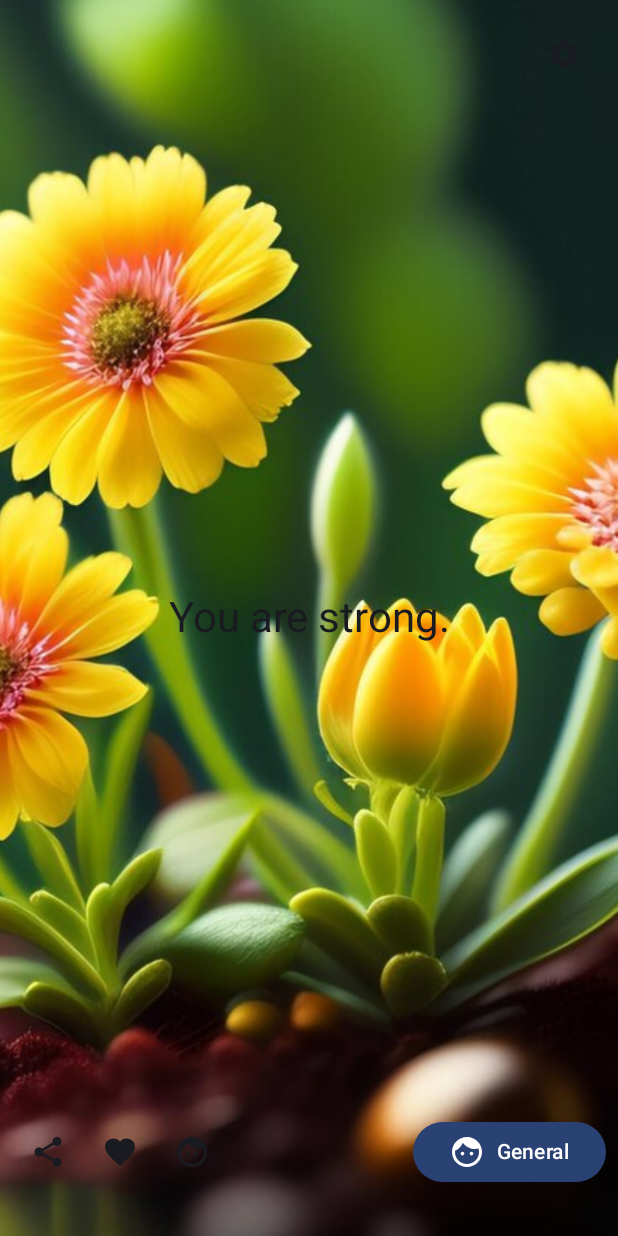
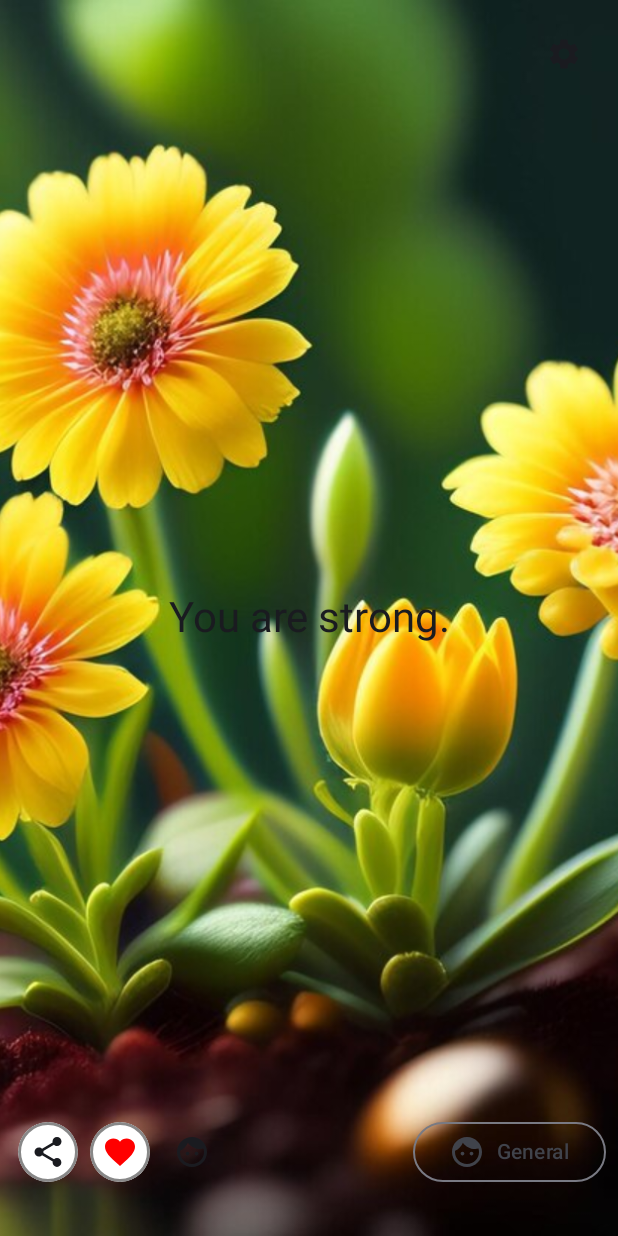
Before and after one commit to ajay020/affirmation-app, an Android app built with Jetpack Compose: the MainScreen screen opened through its navigation route, after a tap on "Share", on a phone screen of 412 x 824 dp. Run offline under Robolectric (Android 15) with nearby library versions, the phone set to English and light mode, and no system bars; our stand-ins replace Room's generated code; 1 statement that could not run was skipped.

Commit message:
feat: implement share affirmation functionality

```diff
--- a/app/src/main/AndroidManifest.xml
+++ b/app/src/main/AndroidManifest.xml
@@ -3,6 +3,10 @@
     xmlns:tools="http://schemas.android.com/tools">
 
     <uses-permission android:name="android.permission.POST_NOTIFICATIONS" />
+    <uses-permission android:name="android.permission.WRITE_EXTERNAL_STORAGE"
+        android:maxSdkVersion="32" />
+    <uses-permission android:name="android.permission.READ_EXTERNAL_STORAGE"
+        android:maxSdkVersion="32" />
 
     <application
         android:name=".AffirmationApplication"
@@ -15,6 +19,15 @@
         android:supportsRtl="true"
         android:theme="@style/Theme.AffirmWell"
         tools:targetApi="31">
+        <provider
+            android:name="androidx.core.content.FileProvider"
+            android:authorities="${applicationId}.provider"
+            android:exported="false"
+            android:grantUriPermissions="true">
+            <meta-data
+                android:name="android.support.FILE_PROVIDER_PATHS"
+                android:resource="@xml/file_paths" />
+        </provider>
         <!-- disable default provider -->
         <provider
             android:name="androidx.startup.InitializationProvider"
@@ -42,7 +55,7 @@
         <activity
             android:name=".MainActivity"
             android:exported="true"
-            android:theme="@style/Theme.AffirmWell.NoActionBar" />
+            android:theme="@style/Theme.AffirmWell" />
     </application>
 
 </manifest>
--- a/app/src/main/java/com/example/affirmwell/MainActivity.kt
+++ b/app/src/main/java/com/example/affirmwell/MainActivity.kt
@@ -1,9 +1,14 @@
 package com.example.affirmwell
 
+import android.app.Activity
 import android.os.Bundle
 import androidx.activity.ComponentActivity
 import androidx.activity.compose.setContent
 import androidx.activity.enableEdgeToEdge
+import androidx.compose.ui.platform.LocalContext
+import androidx.core.view.WindowCompat
+import androidx.core.view.WindowCompat.*
+import androidx.core.view.WindowInsetsControllerCompat
 import com.example.affirmwell.ui.navigation.AffirmationApp
 import com.example.affirmwell.ui.theme.AffirmWellTheme
 
--- a/app/src/main/java/com/example/affirmwell/ui/screens/main/MainScreen.kt
+++ b/app/src/main/java/com/example/affirmwell/ui/screens/main/MainScreen.kt
@@ -1,13 +1,16 @@
 package com.example.affirmwell.ui.screens.main
 
 import android.util.Log
+import android.widget.Toast
 import androidx.compose.foundation.ExperimentalFoundationApi
 import androidx.compose.foundation.Image
 import androidx.compose.foundation.background
+import androidx.compose.foundation.border
 import androidx.compose.foundation.layout.*
 import androidx.compose.foundation.pager.PagerState
 import androidx.compose.foundation.pager.VerticalPager
 import androidx.compose.foundation.pager.rememberPagerState
+import androidx.compose.foundation.shape.CircleShape
 import androidx.compose.material.icons.Icons
 import androidx.compose.material.icons.filled.Close
 import androidx.compose.material.icons.filled.Face
@@ -23,16 +26,20 @@ import androidx.compose.material3.CircularProgressIndicator
 import androidx.compose.material3.ExperimentalMaterial3Api
 import androidx.compose.material3.Icon
 import androidx.compose.material3.IconButton
+import androidx.compose.material3.IconButtonDefaults
 import androidx.compose.material3.MaterialTheme
+import androidx.compose.material3.OutlinedButton
 import androidx.compose.material3.Scaffold
 import androidx.compose.material3.Text
 import androidx.compose.material3.TopAppBar
 import androidx.compose.runtime.*
 import androidx.compose.ui.Alignment
 import androidx.compose.ui.Modifier
+import androidx.compose.ui.draw.clip
 import androidx.compose.ui.graphics.Brush
 import androidx.compose.ui.graphics.Color
 import androidx.compose.ui.layout.ContentScale
+import androidx.compose.ui.platform.LocalContext
 import androidx.compose.ui.res.painterResource
 import androidx.compose.ui.text.style.TextAlign
 import androidx.compose.ui.tooling.preview.Preview
@@ -44,6 +51,7 @@ import com.example.affirmwell.R
 import com.example.affirmwell.data.Affirmation
 import com.example.affirmwell.model.Category
 import com.example.affirmwell.utils.Utils
+import kotlinx.coroutines.launch
 
 val TAG = "MainScreen"
 
@@ -52,11 +60,13 @@ fun MainScreen(
     onNavigateToSettings: () -> Unit,
     viewModel: MainScreenViewModel = viewModel(factory = MainScreenViewModel.Factory)
 ) {
+
     val affirmations by viewModel.affirmations.collectAsState()
     val backgroundImageRes by viewModel.backgroundImageRes.collectAsState(initial = R.drawable.img1)
     val selectedCategory by viewModel.selectedCategory.collectAsState()
 
-    Log.d(TAG, "MainScreen: run called ")
+    val coroutineScope = rememberCoroutineScope()
+    val context = LocalContext.current
 
     LaunchedEffect(selectedCategory?.name) {
         viewModel.loadAffirmationsByCategory(selectedCategory?.name ?: "")
@@ -84,6 +94,13 @@ fun MainScreen(
 
                 onToggleFavourite = {
                     viewModel.toggleFavorite(it)
+                },
+                onShareClick = { affirmation ->
+                    coroutineScope.launch {
+//                        Utils.shareText(context, affirmation.text)
+                        Utils.shareTextOverImage(context, affirmation.text, backgroundImageRes)
+                        Toast.makeText(context, "Sharing affirmation...", Toast.LENGTH_SHORT).show()
+                    }
                 }
             )
         } else {
@@ -110,7 +127,8 @@ fun MainScreenContent(
     selectedCategory: Category?,
     saveBackgroundImageInDataStore: (Int) -> Unit,
     saveCategoryInDataStore: (Category) -> Unit,
-    onToggleFavourite: (Affirmation) -> Unit
+    onToggleFavourite: (Affirmation) -> Unit,
+    onShareClick: (Affirmation) -> Unit
 ) {
     Log.d(TAG, "MainScreenContent: run called ")
 
@@ -192,7 +210,8 @@ fun MainScreenContent(
                 onToggleFavorite = { onToggleFavourite(affirmations[pagerState.currentPage]) },
                 onSelectBackgroundImageClick = { showImagePicker = true },
                 selectedCategory = selectedCategory,
-                onCategoryClick = { showCategoryPicker = true }
+                onCategoryClick = { showCategoryPicker = true },
+                onShareClick = onShareClick
             )
         }
     }
@@ -239,26 +258,53 @@ fun AffirmationBottomAppBar(
     onToggleFavorite: (Affirmation) -> Unit,
     onSelectBackgroundImageClick: () -> Unit,
     selectedCategory: Category?,
-    onCategoryClick: () -> Unit
+    onCategoryClick: () -> Unit,
+    onShareClick: (Affirmation) -> Unit
 ) {
     Row(
         modifier = modifier
             .padding(horizontal = 8.dp, vertical = 16.dp),
     ) {
-        IconButton(onClick = { /* Handle menu click */ }) {
-            Icon(Icons.Filled.Share, contentDescription = "Share")
+        IconButton(
+            onClick = { onShareClick(affirmation) },
+        ) {
+            Box(
+                modifier = Modifier
+                    .size(48.dp) // Adjust the size as needed
+                    .background(Color.White, shape = CircleShape)
+                    .border(2.dp, Color.Gray, shape = CircleShape),
+                contentAlignment = Alignment.Center
+            ) {
+                Icon(
+                    Icons.Filled.Share,
+                    contentDescription = "Share",
+                    modifier = Modifier
+                        .padding(0.dp)
+                )
+            }
         }
         IconButton(onClick = { onToggleFavorite(affirmation) }) {
-            Icon(
-                if (affirmation.isFavorite) Icons.Filled.Favorite else Icons.Outlined.FavoriteBorder,
-                contentDescription = "Favourite"
-            )
+            Box(
+                modifier = Modifier
+                    .size(48.dp) // Adjust the size as needed
+                    .background(Color.White, shape = CircleShape)
+                    .border(2.dp, Color.Gray, shape = CircleShape),
+                contentAlignment = Alignment.Center
+            ) {
+                Icon(
+                    if (affirmation.isFavorite) Icons.Filled.Favorite else Icons.Outlined.FavoriteBorder,
+                    contentDescription = "Favourite",
+                    tint = Color.Red // Optional: Change the icon color
+                )
+            }
         }
+
         IconButton(onClick = { onSelectBackgroundImageClick() }) {
-            Icon(Icons.Default.Face, contentDescription = "Menu")
+            Icon(Icons.Default.Face, contentDescription = "Theme")
         }
         Spacer(modifier = Modifier.weight(1f))
-        Button(onClick = { onCategoryClick() }) {
+
+        OutlinedButton(onClick = { onCategoryClick() }) {
             Icon(Icons.Filled.Face, contentDescription = "Category")
             Spacer(modifier = Modifier.width(8.dp))
             Text(text = "${selectedCategory?.name}")
@@ -321,7 +367,8 @@ private fun MainScreenPreview() {
         selectedCategory = null,
         saveBackgroundImageInDataStore = {},
         saveCategoryInDataStore = {},
-        onToggleFavourite = {}
+        onToggleFavourite = {},
+        onShareClick = {}
     )
 }
 
--- a/app/src/main/java/com/example/affirmwell/utils/Utils.kt
+++ b/app/src/main/java/com/example/affirmwell/utils/Utils.kt
@@ -2,6 +2,19 @@ package com.example.affirmwell.utils
 
 import com.example.affirmwell.R
 import com.example.affirmwell.model.Category
+import android.content.Context
+import android.content.Intent
+import android.graphics.Bitmap
+import android.graphics.drawable.BitmapDrawable
+import android.net.Uri
+import androidx.core.content.FileProvider
+import java.io.File
+import java.io.FileOutputStream
+import android.graphics.Canvas
+import android.graphics.Color
+import android.graphics.Paint
+import android.graphics.Rect
+import androidx.core.content.res.ResourcesCompat
 
 object Utils {
     var images = listOf(
@@ -32,11 +45,53 @@ object Utils {
 //        Category(R.drawable.grad5, name = "Self-Esteem"),
     )
 
+    fun shareTextOverImage(context: Context, text: String, drawableResId: Int) {
+        val resources = context.resources
+        val drawable = ResourcesCompat.getDrawable(resources, drawableResId, null) as BitmapDrawable
+        val bitmap = drawable.bitmap.copy(Bitmap.Config.ARGB_8888, true)
+
+        val canvas = Canvas(bitmap)
+        val paint = Paint().apply {
+            color = Color.WHITE
+            textSize = 60f
+            isAntiAlias = true
+        }
+
+        // Calculate the position to center the text
+        val bounds = Rect()
+        paint.getTextBounds(text, 0, text.length, bounds)
+        val x = (canvas.width - bounds.width()) / 2f
+        val y = (canvas.height + bounds.height()) / 2f
+
+        canvas.drawText(text, x, y, paint)
+
+        // Save the image to a file
+        val file = File(context.cacheDir, "images")
+        file.mkdirs()
+        val imageFile = File(file, "shared_image.png")
+        val fileOutputStream = FileOutputStream(imageFile)
+        bitmap.compress(Bitmap.CompressFormat.PNG, 100, fileOutputStream)
+        fileOutputStream.flush()
+        fileOutputStream.close()
+
+        // Get the content URI for the file
+        val contentUri: Uri =
+            FileProvider.getUriForFile(context, "${context.packageName}.provider", imageFile)
+
+        // Create the share intent
+        val shareIntent = Intent().apply {
+            action = Intent.ACTION_SEND
+            putExtra(Intent.EXTRA_STREAM, contentUri)
+            type = "image/png"
+            addFlags(Intent.FLAG_GRANT_READ_URI_PERMISSION)
+        }
+        context.startActivity(Intent.createChooser(shareIntent, "Share via"))
+    }
+
 
     fun sliderValueToTime(value: Float): String {
         val hour = value.toInt()
         val minute = ((value - hour) * 60).toInt()
         return String.format("%02d:%02d", hour, minute)
     }
-
 }
--- /dev/null
+++ b/app/src/main/res/xml/file_paths.xml
@@ -0,0 +1,4 @@
+<?xml version="1.0" encoding="utf-8"?>
+<paths xmlns:android="http://schemas.android.com/apk/res/android">
+    <cache-path name="images" path="images/" />
+</paths>
```
Also changed, not shown: app/src/main/res/values-v31/themes.xml (+10 -0 lines).
